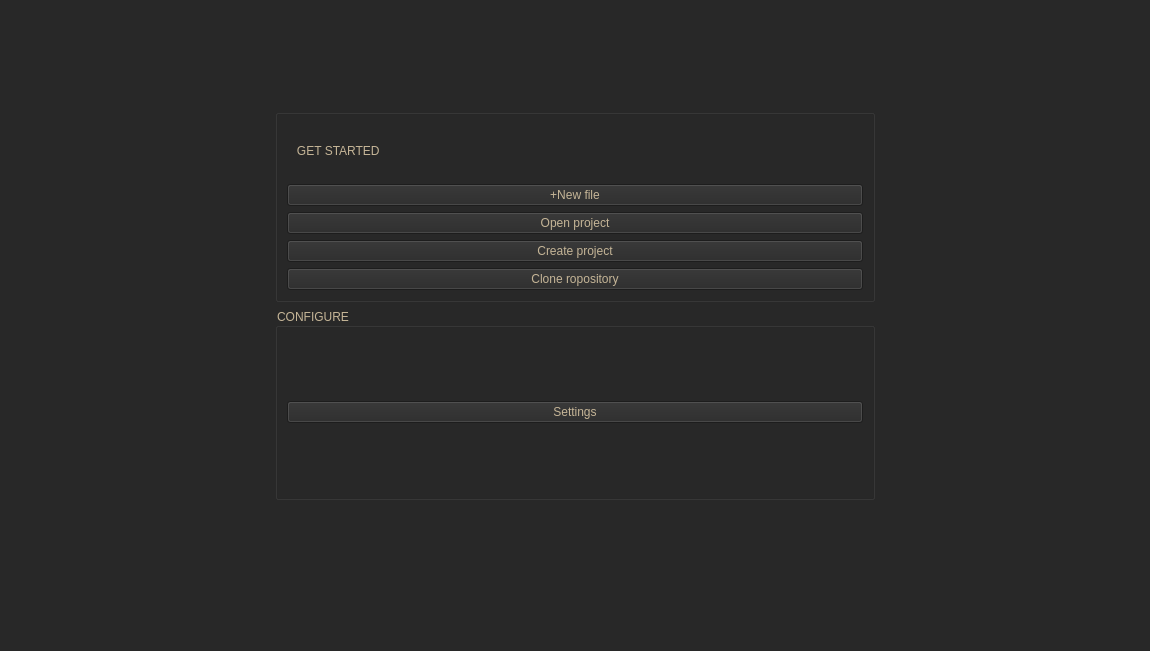
Old version of the form mainwindow.ui in the repository rocksteady591/TurboIDE.
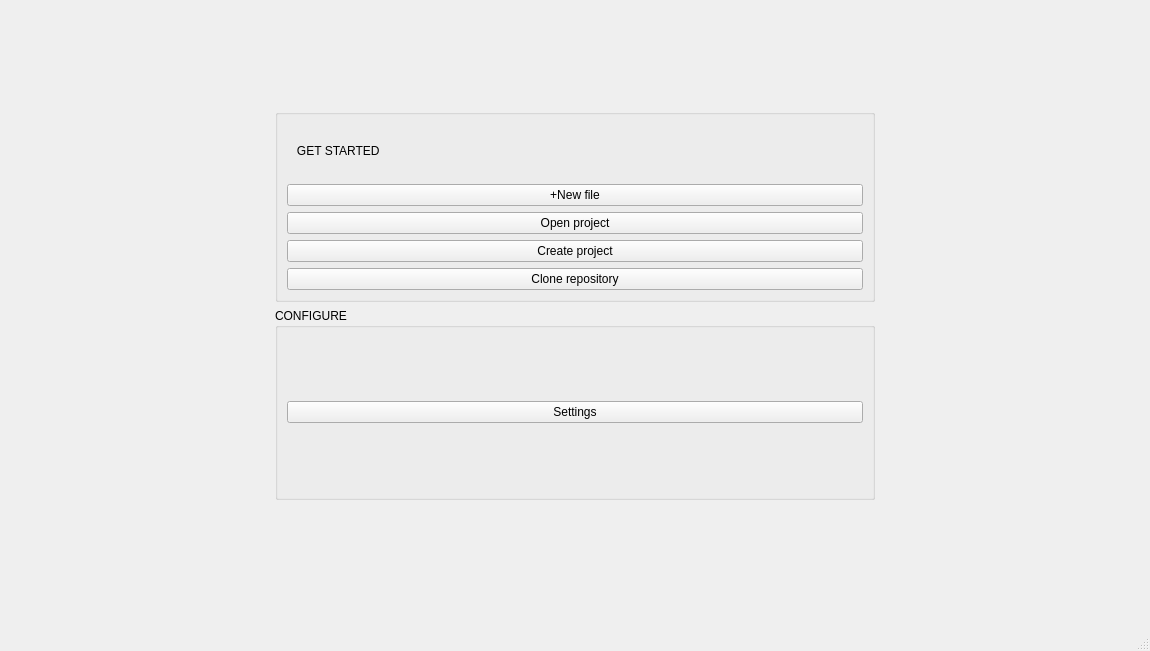
New version of the form. Icons and pictures are not drawn.

```diff
--- a/mainwindow.ui
+++ b/mainwindow.ui
@@ -13,13 +13,7 @@
   <property name="windowTitle">
    <string>MainWindow</string>
   </property>
-  <property name="styleSheet">
-   <string notr="true">background-color: rgb(40, 40, 40);</string>
-  </property>
   <widget class="QWidget" name="centralwidget">
-   <property name="styleSheet">
-    <string notr="true">background-color: rgb(40, 40, 40);</string>
-   </property>
    <layout class="QVBoxLayout" name="verticalLayout_2">
     <item>
      <spacer name="verticalSpacer_2">
@@ -50,10 +44,6 @@
           <height>200</height>
          </size>
         </property>
-        <property name="styleSheet">
-         <string notr="true">color: rgb(197, 181, 151);
-font: 300 8pt &quot;Cantarell&quot;;</string>
-        </property>
         <property name="title">
          <string/>
         </property>
@@ -67,9 +57,6 @@
          </item>
          <item>
           <widget class="QPushButton" name="pb_new_file">
-           <property name="styleSheet">
-            <string notr="true">font: 300 11pt &quot;Cantarell&quot;;</string>
-           </property>
            <property name="text">
             <string>+New file</string>
            </property>
@@ -77,9 +64,6 @@
          </item>
          <item>
           <widget class="QPushButton" name="pb_open_project">
-           <property name="styleSheet">
-            <string notr="true">font: 300 11pt &quot;Cantarell&quot;;</string>
-           </property>
            <property name="text">
             <string>Open project</string>
            </property>
@@ -90,9 +74,6 @@
          </item>
          <item>
           <widget class="QPushButton" name="pb_create_project">
-           <property name="styleSheet">
-            <string notr="true">font: 300 11pt &quot;Cantarell&quot;;</string>
-           </property>
            <property name="text">
             <string>Create project</string>
            </property>
@@ -100,11 +81,8 @@
          </item>
          <item>
           <widget class="QPushButton" name="pb_clone_repo">
-           <property name="styleSheet">
-            <string notr="true">font: 300 11pt &quot;Cantarell&quot;;</string>
-           </property>
            <property name="text">
-            <string>Clone ropository</string>
+            <string>Clone repository</string>
            </property>
           </widget>
          </item>
@@ -113,20 +91,12 @@
       </item>
       <item row="1" column="0">
        <widget class="QGroupBox" name="gb_config">
-        <property name="styleSheet">
-         <string notr="true">color: rgb(197, 181, 151);
-font: 300 8pt &quot;Cantarell&quot;;</string>
-        </property>
         <property name="title">
          <string>CONFIGURE</string>
         </property>
         <layout class="QVBoxLayout" name="verticalLayout_4">
          <item>
           <widget class="QPushButton" name="pb_settings">
-           <property name="styleSheet">
-            <string notr="true">font: 300 11pt &quot;Cantarell&quot;;
-background-color: rgb(40, 40, 40);</string>
-           </property>
            <property name="text">
             <string>Settings</string>
            </property>
```
